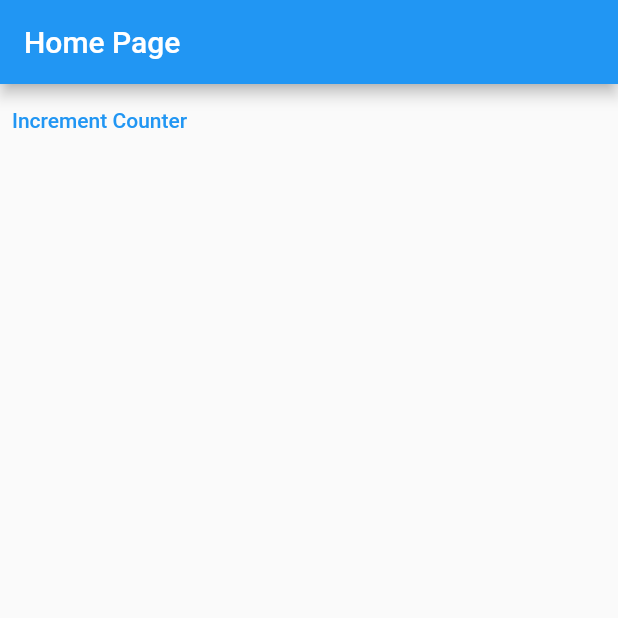
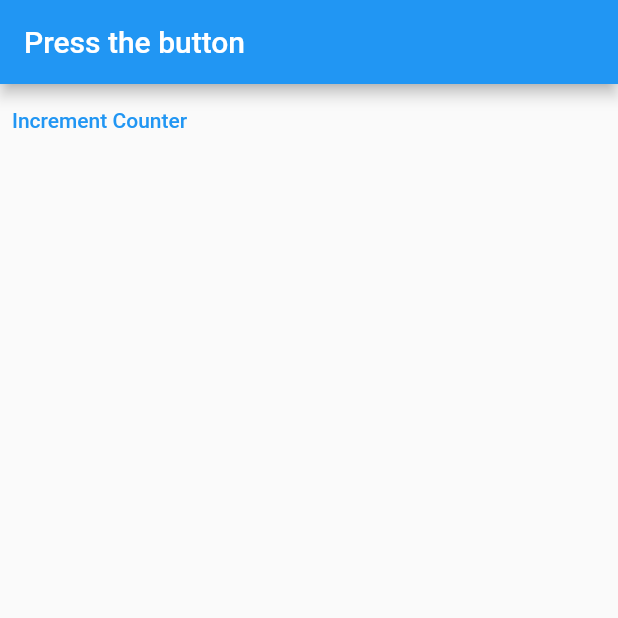
Before and after one commit to urahamat01/Riverpod-State-Management, a Flutter app: the screen it shows after launch, on a phone screen of 412 x 824 dp, the top half of it. Run offline on Flutter 3.47's test engine with Material 2 defaults, Android fonts, the phone set to English and light mode, and no system bars; our stand-ins replace hooks_riverpod.

Commit message:
example 2end.

```diff
--- a/riverpod_state_management/lib/main.dart
+++ b/riverpod_state_management/lib/main.dart
@@ -64,10 +64,20 @@ class MyHomePage extends ConsumerWidget {
 
   @override
   Widget build(BuildContext context, WidgetRef ref) {
-    final counter = ref.watch(counterProvider);
     return Scaffold(
+      // appBar: AppBar(
+      //   title: const Text('Home Page'),
+      // ),
+
       appBar: AppBar(
-        title: const Text('Home Page'),
+        title: Consumer(
+          builder: (context, ref, child) {
+            final counter = ref.watch(counterProvider);
+            final text =
+                counter == null ? 'Press the button' : counter.toString();
+            return Text(text);
+          },
+        ),
       ),
       body: Column(
         children: [
```
